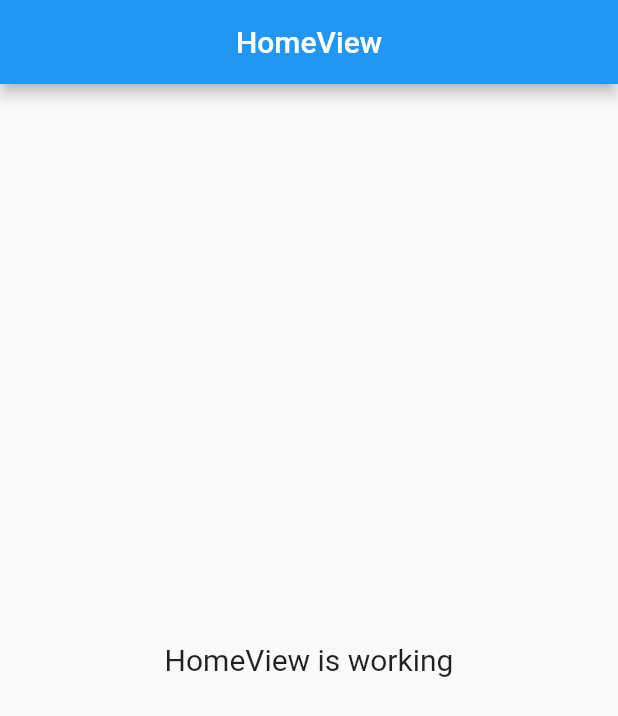
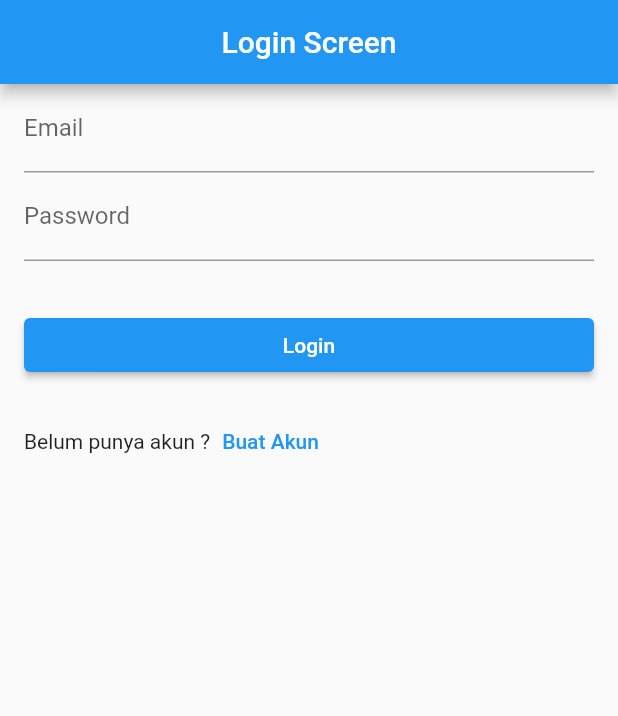
Before and after one commit to AfdulRohmat/flutter-firebase, a Flutter app: the screen it shows after launch, on a phone screen of 412 x 824 dp. Shown: the top 716 px of the screen. Run offline on Flutter 3.47's test engine with Material 2 defaults, Android fonts, the phone set to English and light mode, and no system bars; our stand-ins replace firebase_auth, firebase_core, get; accounts and stored records are empty.

Commit message:
Authentication using Firebase Auth

```diff
--- /dev/null
+++ b/lib/app/controllers/auth_controller.dart
@@ -0,0 +1,51 @@
+import 'package:firebase_auth/firebase_auth.dart';
+import 'package:flutter_firebase/app/routes/app_pages.dart';
+import 'package:get/get.dart';
+
+class AuthController extends GetxController {
+  FirebaseAuth auth = FirebaseAuth.instance;
+
+  Stream<User?> get stream_auth_status => auth.authStateChanges();
+
+  // method untuk signup
+  void signup(String param_email, param_password) async {
+    try {
+      await FirebaseAuth.instance.createUserWithEmailAndPassword(
+        email: param_email,
+        password: param_password,
+      );
+      Get.offAllNamed(Routes.HOME);
+    } on FirebaseAuthException catch (e) {
+      if (e.code == 'weak-password') {
+        print('The password provided is too weak.');
+      } else if (e.code == 'email-already-in-use') {
+        print('The account already exists for that email.');
+      }
+    } catch (e) {
+      print(e);
+    }
+  }
+
+  // method untuk Login
+  void login(String param_email, param_password) async {
+    try {
+      await auth.signInWithEmailAndPassword(
+        email: param_email,
+        password: param_password,
+      );
+      Get.offAllNamed(Routes.HOME);
+    } on FirebaseAuthException catch (e) {
+      if (e.code == 'user-not-found') {
+        print('No User found');
+      } else if (e.code == 'wrong-password') {
+        print('Wrong password provided for that user.');
+      }
+    }
+  }
+
+  // method untuk Logout
+  void logout() async {
+    await auth.signOut();
+    Get.offAllNamed(Routes.LOGIN);
+  }
+}
--- /dev/null
+++ b/lib/app/modules/login/controllers/login_controller.dart
@@ -0,0 +1,16 @@
+import 'package:flutter/material.dart';
+import 'package:get/get.dart';
+
+class LoginController extends GetxController {
+  TextEditingController email_signIn_textEditingController = TextEditingController();
+
+  TextEditingController password_signIn_textEditingController =
+      TextEditingController();
+
+
+  @override
+  void onClose() {
+    email_signIn_textEditingController;
+    password_signIn_textEditingController;
+  }
+}
--- /dev/null
+++ b/lib/app/modules/login/views/login_view.dart
@@ -0,0 +1,63 @@
+import 'package:flutter/material.dart';
+import 'package:flutter_firebase/app/controllers/auth_controller.dart';
+import 'package:flutter_firebase/app/routes/app_pages.dart';
+
+import 'package:get/get.dart';
+
+import '../controllers/login_controller.dart';
+
+class LoginView extends GetView<LoginController> {
+  final auth_controller = Get.find<AuthController>();
+
+  @override
+  Widget build(BuildContext context) {
+    return Scaffold(
+        appBar: AppBar(
+          title: Text('Login Screen'),
+          centerTitle: true,
+        ),
+        body: Container(
+          margin: EdgeInsets.symmetric(horizontal: 16),
+          child: ListView(
+            children: [
+              // field email
+              TextField(
+                controller: controller.email_signIn_textEditingController,
+                decoration: InputDecoration(
+                  labelText: "Email",
+                ),
+              ),
+
+              // field Password
+              TextField(
+                controller: controller.password_signIn_textEditingController,
+                decoration: InputDecoration(
+                  labelText: "Password",
+                ),
+              ),
+              SizedBox(height: 32),
+              ElevatedButton(
+                onPressed: () {
+                  auth_controller.login(
+                      controller.email_signIn_textEditingController.text,
+                      controller.password_signIn_textEditingController.text);
+                },
+                child: Text('Login'),
+              ),
+              SizedBox(height: 16),
+              Row(
+                children: [
+                  Text('Belum punya akun ?'),
+                  TextButton(
+                    onPressed: () {
+                      Get.toNamed(Routes.SIGN_UP);
+                    },
+                    child: Text('Buat Akun'),
+                  ),
+                ],
+              )
+            ],
+          ),
+        ));
+  }
+}
--- /dev/null
+++ b/lib/app/modules/sign_up/controllers/sign_up_controller.dart
@@ -0,0 +1,16 @@
+import 'package:flutter/material.dart';
+import 'package:get/get.dart';
+
+class SignUpController extends GetxController {
+  TextEditingController email_signUp_textEditingController = TextEditingController();
+
+  TextEditingController password_signUp_textEditingController =
+      TextEditingController();
+
+
+  @override
+  void onClose() {
+    email_signUp_textEditingController;
+    password_signUp_textEditingController;
+  }
+}
--- /dev/null
+++ b/lib/app/modules/sign_up/views/sign_up_view.dart
@@ -0,0 +1,63 @@
+import 'package:flutter/material.dart';
+import 'package:flutter_firebase/app/controllers/auth_controller.dart';
+import 'package:flutter_firebase/app/routes/app_pages.dart';
+
+import 'package:get/get.dart';
+
+import '../controllers/sign_up_controller.dart';
+
+class SignUpView extends GetView<SignUpController> {
+  final auth_controller = Get.find<AuthController>();
+
+  @override
+  Widget build(BuildContext context) {
+    return Scaffold(
+        appBar: AppBar(
+          title: Text('Sign Up Screen'),
+          centerTitle: true,
+        ),
+        body: Container(
+          margin: EdgeInsets.symmetric(horizontal: 16),
+          child: ListView(
+            children: [
+              // field email
+              TextField(
+                controller: controller.email_signUp_textEditingController,
+                decoration: InputDecoration(
+                  labelText: "Email",
+                ),
+              ),
+
+              // field Password
+              TextField(
+                controller: controller.password_signUp_textEditingController,
+                decoration: InputDecoration(
+                  labelText: "Password",
+                ),
+              ),
+              SizedBox(height: 32),
+              ElevatedButton(
+                onPressed: () {
+                  auth_controller.signup(
+                      controller.email_signUp_textEditingController.text,
+                      controller.password_signUp_textEditingController.text);
+                },
+                child: Text('Sign Up'),
+              ),
+              SizedBox(height: 16),
+              Row(
+                children: [
+                  Text('Sudah punya akun ?'),
+                  TextButton(
+                    onPressed: () {
+                      Get.back();
+                    },
+                    child: Text('Login'),
+                  ),
+                ],
+              )
+            ],
+          ),
+        ));
+  }
+}
--- a/lib/app/routes/app_pages.dart
+++ b/lib/app/routes/app_pages.dart
@@ -2,6 +2,10 @@ import 'package:get/get.dart';
 
 import 'package:flutter_firebase/app/modules/home/bindings/home_binding.dart';
 import 'package:flutter_firebase/app/modules/home/views/home_view.dart';
+import 'package:flutter_firebase/app/modules/login/bindings/login_binding.dart';
+import 'package:flutter_firebase/app/modules/login/views/login_view.dart';
+import 'package:flutter_firebase/app/modules/sign_up/bindings/sign_up_binding.dart';
+import 'package:flutter_firebase/app/modules/sign_up/views/sign_up_view.dart';
 
 part 'app_routes.dart';
 
@@ -16,5 +20,15 @@ class AppPages {
       page: () => HomeView(),
       binding: HomeBinding(),
     ),
+    GetPage(
+      name: _Paths.LOGIN,
+      page: () => LoginView(),
+      binding: LoginBinding(),
+    ),
+    GetPage(
+      name: _Paths.SIGN_UP,
+      page: () => SignUpView(),
+      binding: SignUpBinding(),
+    ),
   ];
 }
--- a/lib/app/routes/app_routes.dart
+++ b/lib/app/routes/app_routes.dart
@@ -5,8 +5,12 @@ abstract class Routes {
   Routes._();
 
   static const HOME = _Paths.HOME;
+  static const LOGIN = _Paths.LOGIN;
+  static const SIGN_UP = _Paths.SIGN_UP;
 }
 
 abstract class _Paths {
   static const HOME = '/home';
+  static const LOGIN = '/login';
+  static const SIGN_UP = '/sign-up';
 }
--- a/lib/main.dart
+++ b/lib/main.dart
@@ -1,18 +1,42 @@
+import 'package:firebase_auth/firebase_auth.dart';
 import 'package:firebase_core/firebase_core.dart';
 import 'package:flutter/material.dart';
+import 'package:flutter_firebase/app/modules/home/views/home_view.dart';
 
 import 'package:get/get.dart';
 
+import 'app/controllers/auth_controller.dart';
+import 'app/modules/login/views/login_view.dart';
 import 'app/routes/app_pages.dart';
 
 void main() async {
   WidgetsFlutterBinding.ensureInitialized();
   await Firebase.initializeApp();
-  runApp(
-    GetMaterialApp(
-      title: "Application",
-      initialRoute: AppPages.INITIAL,
-      getPages: AppPages.routes,
-    ),
-  );
+  runApp(MyApp());
 }
+
+class MyApp extends StatelessWidget {
+  final auth_controler =
+      Get.put<AuthController>(AuthController(), permanent: true);
+
+  @override
+  Widget build(BuildContext context) {
+    return StreamBuilder<User?>(
+      stream: auth_controler.stream_auth_status,
+      builder: (context, snapshot) {
+        // print(snapshot);
+        if (snapshot.connectionState == ConnectionState.active) {
+          return GetMaterialApp(
+            title: "Application",
+            initialRoute: snapshot.data != null ? Routes.HOME : Routes.LOGIN,
+            getPages: AppPages.routes,
+          );
+        } else {
+          return Center(
+            child: CircularProgressIndicator(),
+          );
+        }
+      },
+    );
+  }
+}
--- a/pubspec.yaml
+++ b/pubspec.yaml
@@ -8,8 +8,8 @@ environment:
 dependencies:
   cupertino_icons: ^1.0.2
   get: 4.3.8
-  firebase_auth: "^0.20.1"
   firebase_core: ^1.4.0
+  firebase_auth: ^3.2.0
   flutter:
     sdk: flutter
 
```
Also changed, not shown: lib/app/modules/home/views/home_view.dart (+12 -1 lines), lib/app/modules/login/bindings/login_binding.dart (added, +12 -0 lines), lib/app/modules/sign_up/bindings/sign_up_binding.dart (added, +12 -0 lines), pubspec.lock.
